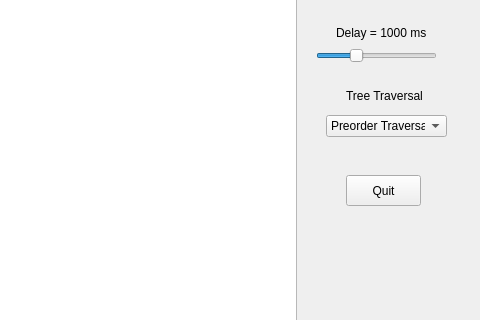
This is Visualizer/treewidget.ui in sauzzon/Visualization as Qt 5 draws it before an edit; both pictures show x 894 to 1374 and y 265 to 585 of the 1374 by 720 pixel window. The edited form follows.
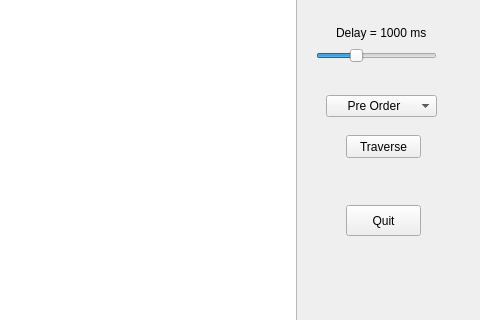
This is the edited form.

Commit message: Traverse button added and slight improvement

Diff of the .ui file:
```diff
--- a/Visualizer/treewidget.ui
+++ b/Visualizer/treewidget.ui
@@ -33,7 +33,7 @@
    <property name="geometry">
     <rect>
      <x>1240</x>
-     <y>440</y>
+     <y>470</y>
      <width>75</width>
      <height>31</height>
     </rect>
@@ -177,14 +177,14 @@
    <property name="geometry">
     <rect>
      <x>1220</x>
-     <y>380</y>
-     <width>121</width>
+     <y>360</y>
+     <width>111</width>
      <height>22</height>
     </rect>
    </property>
    <item>
     <property name="text">
-     <string>Preorder Traversal</string>
+     <string>     Pre Order</string>
     </property>
    </item>
    <item>
@@ -198,17 +198,17 @@
     </property>
    </item>
   </widget>
-  <widget class="QLabel" name="label">
+  <widget class="QPushButton" name="traverseButton">
    <property name="geometry">
     <rect>
      <x>1240</x>
-     <y>350</y>
-     <width>101</width>
-     <height>21</height>
+     <y>400</y>
+     <width>75</width>
+     <height>23</height>
     </rect>
    </property>
    <property name="text">
-    <string>Tree Traversal</string>
+    <string>Traverse</string>
    </property>
   </widget>
  </widget>
```
Left out of the diff: 4 changed lines with no effect on the pictures. The commit also changes 12 other files.
